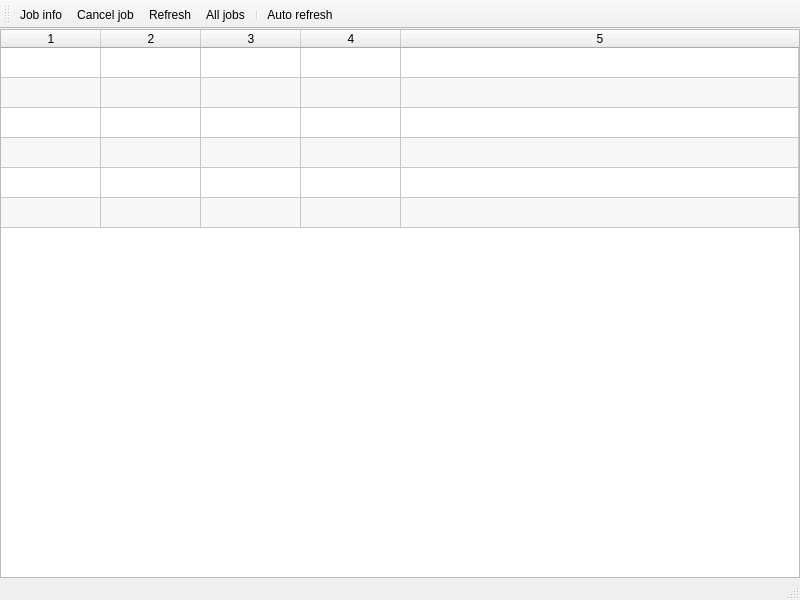
Qt form ui/session_manager.ui (lunarc/gfxlauncher) before a commit.
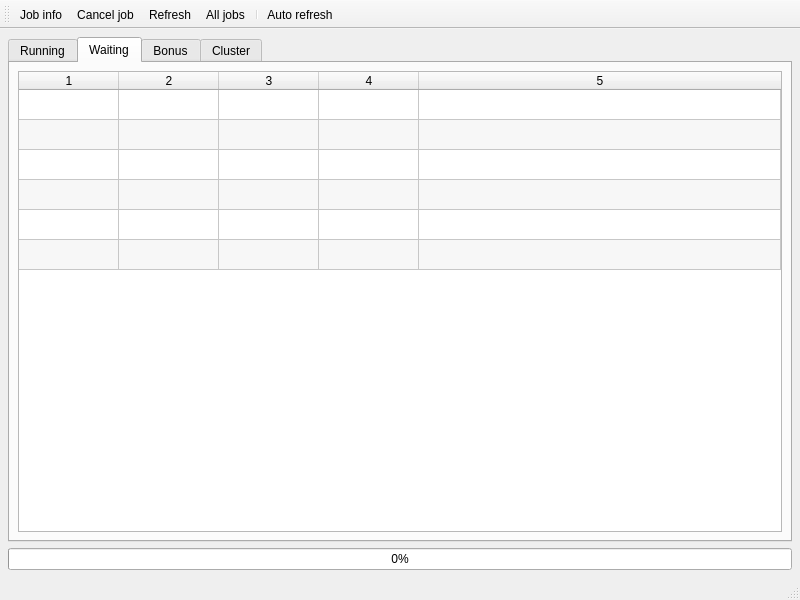
The same form after that commit. The open tabs and pages were chosen to show the change. Icons and pictures are not drawn.

```diff
--- a/ui/session_manager.ui
+++ b/ui/session_manager.ui
@@ -15,23 +15,42 @@
   </property>
   <widget class="QWidget" name="centralwidget">
    <layout class="QVBoxLayout" name="verticalLayout">
-    <property name="spacing">
+    <property name="leftMargin">
+     <number>8</number>
+    </property>
+    <property name="topMargin">
+     <number>8</number>
+    </property>
+    <property name="rightMargin">
+     <number>8</number>
+    </property>
+    <property name="bottomMargin">
+     <number>8</number>
+    </property>
+    <item>
+     <widget class="QTabWidget" name="tabWidget">
+      <property name="currentIndex">
      <number>0</number>
     </property>
+      <widget class="QWidget" name="tab">
+       <attribute name="title">
+        <string>Running</string>
+       </attribute>
+       <layout class="QVBoxLayout" name="verticalLayout_2">
     <property name="leftMargin">
-     <number>0</number>
+         <number>8</number>
     </property>
     <property name="topMargin">
-     <number>0</number>
+         <number>8</number>
     </property>
     <property name="rightMargin">
-     <number>0</number>
+         <number>8</number>
     </property>
     <property name="bottomMargin">
-     <number>0</number>
+         <number>8</number>
     </property>
     <item>
-     <widget class="QTableWidget" name="session_table">
+         <widget class="QTableWidget" name="running_session_table">
       <property name="frameShape">
        <enum>QFrame::StyledPanel</enum>
       </property>
@@ -73,6 +92,153 @@
       <column/>
       <column/>
       <column/>
+         </widget>
+        </item>
+       </layout>
+      </widget>
+      <widget class="QWidget" name="tab_2">
+       <attribute name="title">
+        <string>Waiting</string>
+       </attribute>
+       <layout class="QVBoxLayout" name="verticalLayout_3">
+        <property name="leftMargin">
+         <number>8</number>
+        </property>
+        <property name="topMargin">
+         <number>8</number>
+        </property>
+        <property name="rightMargin">
+         <number>8</number>
+        </property>
+        <property name="bottomMargin">
+         <number>8</number>
+        </property>
+        <item>
+         <widget class="QTableWidget" name="waiting_session_table">
+          <property name="frameShape">
+           <enum>QFrame::StyledPanel</enum>
+          </property>
+          <property name="editTriggers">
+           <set>QAbstractItemView::NoEditTriggers</set>
+          </property>
+          <property name="alternatingRowColors">
+           <bool>true</bool>
+          </property>
+          <property name="selectionBehavior">
+           <enum>QAbstractItemView::SelectRows</enum>
+          </property>
+          <property name="showGrid">
+           <bool>true</bool>
+          </property>
+          <property name="sortingEnabled">
+           <bool>true</bool>
+          </property>
+          <property name="rowCount">
+           <number>6</number>
+          </property>
+          <property name="columnCount">
+           <number>5</number>
+          </property>
+          <attribute name="horizontalHeaderStretchLastSection">
+           <bool>true</bool>
+          </attribute>
+          <attribute name="verticalHeaderVisible">
+           <bool>false</bool>
+          </attribute>
+          <row/>
+          <row/>
+          <row/>
+          <row/>
+          <row/>
+          <row/>
+          <column/>
+          <column/>
+          <column/>
+          <column/>
+          <column/>
+         </widget>
+        </item>
+       </layout>
+      </widget>
+      <widget class="QWidget" name="tab_3">
+       <attribute name="title">
+        <string>Bonus</string>
+       </attribute>
+       <layout class="QVBoxLayout" name="verticalLayout_4">
+        <property name="leftMargin">
+         <number>8</number>
+        </property>
+        <property name="topMargin">
+         <number>8</number>
+        </property>
+        <property name="rightMargin">
+         <number>8</number>
+        </property>
+        <property name="bottomMargin">
+         <number>8</number>
+        </property>
+        <item>
+         <widget class="QTableWidget" name="bonus_session_table">
+          <property name="frameShape">
+           <enum>QFrame::StyledPanel</enum>
+          </property>
+          <property name="editTriggers">
+           <set>QAbstractItemView::NoEditTriggers</set>
+          </property>
+          <property name="alternatingRowColors">
+           <bool>true</bool>
+          </property>
+          <property name="selectionBehavior">
+           <enum>QAbstractItemView::SelectRows</enum>
+          </property>
+          <property name="showGrid">
+           <bool>true</bool>
+          </property>
+          <property name="sortingEnabled">
+           <bool>true</bool>
+          </property>
+          <property name="rowCount">
+           <number>6</number>
+          </property>
+          <property name="columnCount">
+           <number>5</number>
+          </property>
+          <attribute name="horizontalHeaderStretchLastSection">
+           <bool>true</bool>
+          </attribute>
+          <attribute name="verticalHeaderVisible">
+           <bool>false</bool>
+          </attribute>
+          <row/>
+          <row/>
+          <row/>
+          <row/>
+          <row/>
+          <row/>
+          <column/>
+          <column/>
+          <column/>
+          <column/>
+          <column/>
+         </widget>
+        </item>
+       </layout>
+      </widget>
+      <widget class="QWidget" name="tab_4">
+       <attribute name="title">
+        <string>Cluster</string>
+       </attribute>
+      </widget>
+     </widget>
+    </item>
+    <item>
+     <widget class="QProgressBar" name="processing_progress">
+      <property name="value">
+       <number>0</number>
+      </property>
+      <property name="invertedAppearance">
+       <bool>false</bool>
+      </property>
      </widget>
     </item>
    </layout>
```
Left out of the diff: 15 changed lines with no effect on the pictures. Lines whose indentation alone changed are shown as unchanged.
